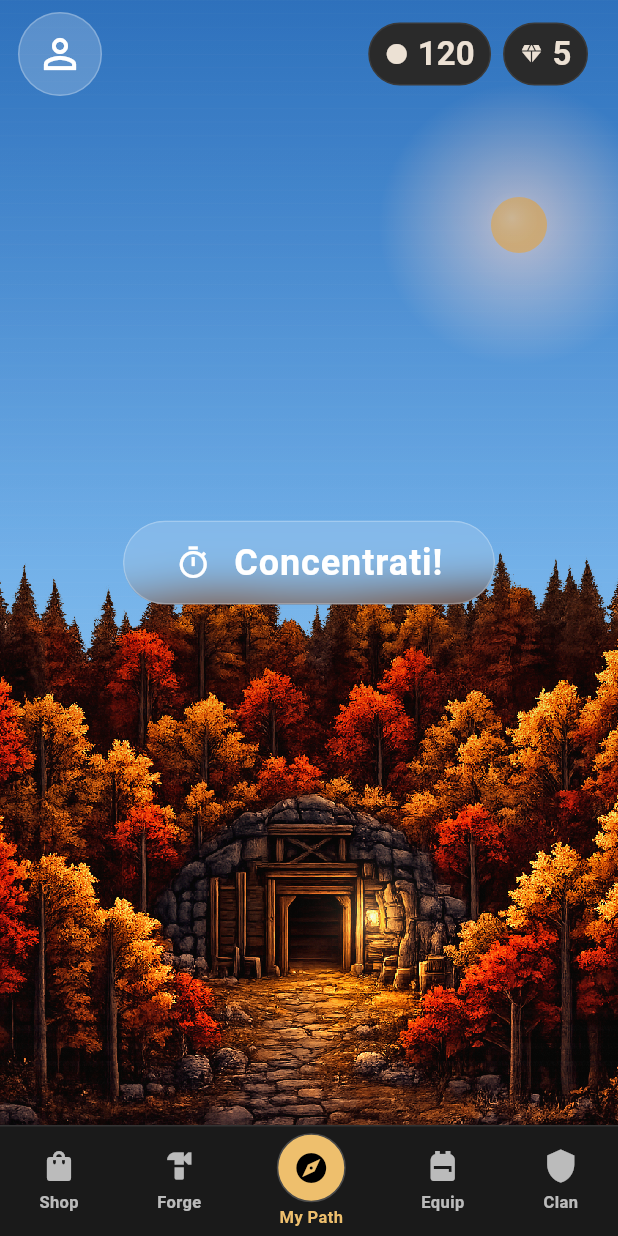
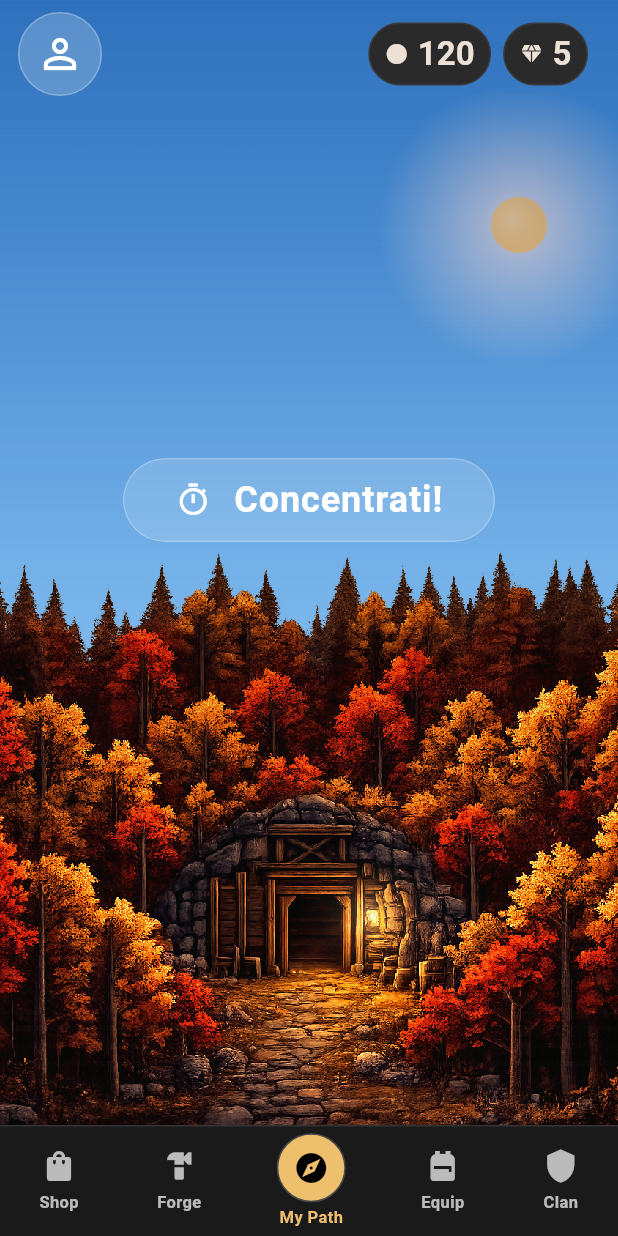
Before and after one commit to JoJoBa15/afkheros, a Flutter app: the screen it shows after launch, on a phone screen of 412 x 824 dp. Run offline on Flutter 3.47's test engine with Material 3 defaults, Android fonts, the light colour scheme and no system bars.

Commit message:
fix pulsante concentrati

```diff
--- a/lib/features/my_path/presentation/my_path_screen.dart
+++ b/lib/features/my_path/presentation/my_path_screen.dart
@@ -34,8 +34,9 @@ class MyPathScreen extends StatelessWidget {
           ),
         ),
 
-        // ✅ Contenuto: bottone centrale
-        const Center(
+        // ✅ Contenuto: bottone (leggermente più in alto)
+        const Align(
+          alignment: Alignment(0, -0.12), // 0 = centro, valori negativi = più su
           child: _FocusButton(),
         ),
       ],
```
